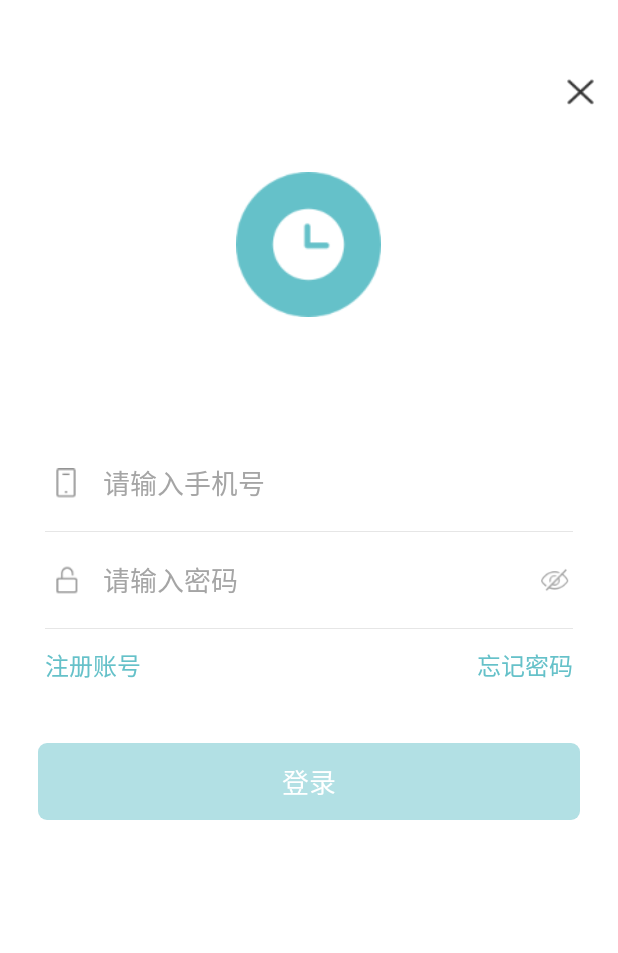
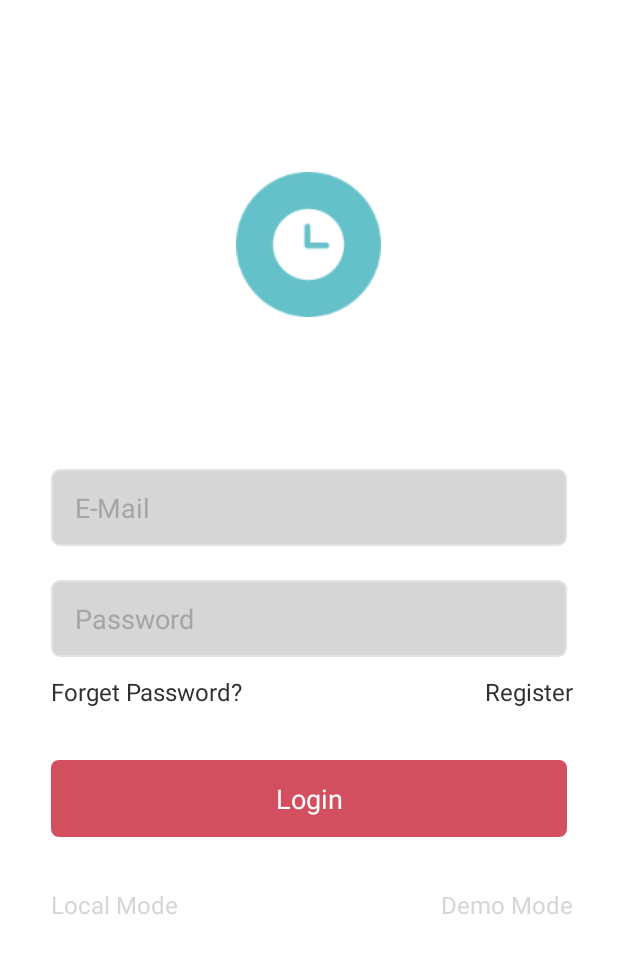
Before and after one commit to daxiaaaaaaaaaaaaa/powerstation, an Android app: the screen it shows after launch (LoginActivity), on a phone screen of 412 x 824 dp. Shown: the top 953 px of the screen. Run offline under Robolectric (Android 15) with nearby library versions, the phone set to English and light mode, and no system bars; libraries missing offline, so code that uses them is left out: cn.jpush.android, com.baidu.location, com.baidu.mapapi, com.lljjcoder.citywheel, com.lljjcoder.style and 4 more; network calls fail; pictures from the network do not load; 6 statements that could not run were skipped.

Commit message:
忘记密码界面 登陆界面 个人中心（这个写在activity 应该在fragment的）

```diff
--- a/app/src/main/AndroidManifest.xml
+++ b/app/src/main/AndroidManifest.xml
@@ -67,7 +67,9 @@
         android:roundIcon="@mipmap/ic_launcher_round"
         android:supportsRtl="true"
         android:theme="@style/AppTheme">
-        <activity android:name=".modul.activity.BaseMainActivity"></activity>
+        <activity android:name=".modul.activity.UserInfoActivity"></activity>
+        <activity android:name=".modul.activity.ForgetPasswordActivity" />
+        <activity android:name=".modul.activity.BaseMainActivity" />
         <activity android:name=".modul.activity.AddESSActivity" />
         <activity android:name=".modul.activity.RegistActivity" />
         <activity
--- a/app/src/main/java/com/jilian/powerstation/modul/activity/LoginActivity.java
+++ b/app/src/main/java/com/jilian/powerstation/modul/activity/LoginActivity.java
@@ -35,8 +35,8 @@ public class LoginActivity extends CommonActivity {
     private RelativeLayout rlCancel;
     private ClearEditText etPhone;
     private ClearEditText etPwd;
-    private RelativeLayout rlEye;
-    private ImageView ivEye;
+//    private RelativeLayout rlEye;
+//    private ImageView ivEye;
     private TextView tvLoginRegister;
     private TextView tvLoginForgetPwd;
     private TextView tvLogin;
@@ -71,8 +71,8 @@ public class LoginActivity extends CommonActivity {
         rlCancel = (RelativeLayout) findViewById(R.id.rl_cancel);
         etPhone = (ClearEditText) findViewById(R.id.et_phone);
         etPwd = (ClearEditText) findViewById(R.id.et_pwd);
-        rlEye = (RelativeLayout) findViewById(R.id.rl_eye);
-        ivEye = (ImageView) findViewById(R.id.iv_eye);
+//        rlEye = (RelativeLayout) findViewById(R.id.rl_eye);
+//        ivEye = (ImageView) findViewById(R.id.iv_eye);
         tvLoginRegister = (TextView) findViewById(R.id.tv_login_register);
         tvLoginForgetPwd = (TextView) findViewById(R.id.tv_login_forget_pwd);
         tvLogin = (TextView) findViewById(R.id.tv_login);
@@ -151,24 +151,24 @@ public class LoginActivity extends CommonActivity {
             }
         });
 
-        rlEye.setOnClickListener(new View.OnClickListener() {
-            @Override
-            public void onClick(View v) {
-                if (!mbDisplayFlg) {
-                    // display password text, for example "123456"
-                    etPwd.setTransformationMethod(HideReturnsTransformationMethod.getInstance());
-                    ivEye.setImageResource(R.drawable.image_login_open);
-                } else {
-                    // hide password, display "."
-                    etPwd.setTransformationMethod(PasswordTransformationMethod.getInstance());
-                    ivEye.setImageResource(R.drawable.image_login_close);
-                }
-                etPwd.setSelection(etPwd.getText().toString().length());//将光标移至文字末尾
-                mbDisplayFlg = !mbDisplayFlg;
-                etPwd.postInvalidate();
-
-            }
-        });
+//        rlEye.setOnClickListener(new View.OnClickListener() {
+//            @Override
+//            public void onClick(View v) {
+//                if (!mbDisplayFlg) {
+//                    // display password text, for example "123456"
+//                    etPwd.setTransformationMethod(HideReturnsTransformationMethod.getInstance());
+//                    ivEye.setImageResource(R.drawable.image_login_open);
+//                } else {
+//                    // hide password, display "."
+//                    etPwd.setTransformationMethod(PasswordTransformationMethod.getInstance());
+//                    ivEye.setImageResource(R.drawable.image_login_close);
+//                }
+//                etPwd.setSelection(etPwd.getText().toString().length());//将光标移至文字末尾
+//                mbDisplayFlg = !mbDisplayFlg;
+//                etPwd.postInvalidate();
+//
+//            }
+//        });
 
         tvLoginForgetPwd.setOnClickListener(new View.OnClickListener() {
             @Override
--- a/app/src/main/res/drawable/shape_btn_dark.xml
+++ b/app/src/main/res/drawable/shape_btn_dark.xml
@@ -1,5 +1,5 @@
 <?xml version="1.0" encoding="utf-8"?>
 <shape xmlns:android="http://schemas.android.com/apk/res/android" >
-    <corners android:radius="6dp"/>
+    <corners android:radius="5dp"/>
 	<solid android:color="@color/color_btn_deful"/>
 </shape>
--- a/app/src/main/res/layout/activity_login.xml
+++ b/app/src/main/res/layout/activity_login.xml
@@ -3,8 +3,8 @@
     android:layout_width="match_parent"
     android:layout_height="match_parent"
     android:background="@color/color_white"
-              android:paddingTop="36dp"
-              android:orientation="vertical">
+    android:orientation="vertical"
+    android:paddingTop="36dp">
 
     <RelativeLayout
 
@@ -16,20 +16,21 @@
             android:layout_width="@dimen/widget_size_85"
             android:layout_height="@dimen/widget_size_85"
             android:layout_centerInParent="true"
-            android:src="@drawable/image_login_logo"/>
+            android:src="@drawable/image_login_logo" />
 
         <RelativeLayout
-            android:layout_alignParentRight="true"
             android:id="@+id/rl_cancel"
             android:layout_width="50dp"
-            android:layout_height="50dp">
+            android:layout_height="50dp"
+            android:layout_alignParentRight="true"
+            android:visibility="gone">
 
             <ImageView
 
                 android:layout_width="@dimen/widget_size_16"
                 android:layout_height="@dimen/widget_size_16"
                 android:layout_centerInParent="true"
-                android:background="@drawable/image_close"/>
+                android:background="@drawable/image_close" />
         </RelativeLayout>
     </RelativeLayout>
 
@@ -40,140 +41,79 @@
         android:orientation="vertical">
 
 
-        <LinearLayout
-            android:layout_width="match_parent"
-            android:layout_height="@dimen/widget_size_56">
-
-            <ImageView
-                android:layout_width="@dimen/widget_size_15"
-                android:layout_height="@dimen/widget_size_20"
-                android:layout_gravity="center_vertical"
-                android:layout_marginLeft="35dp"
-                android:src="@drawable/image_login_phone"/>
-
         <com.jilian.powerstation.views.ClearEditText
             android:id="@+id/et_phone"
-                android:layout_width="0dp"
-                android:layout_height="match_parent"
-                android:layout_marginLeft="16dp"
-                android:layout_weight="4"
-                android:background="@null"
-                android:hint="请输入手机号"
-                android:inputType="number"
-                android:maxLength="11"
-                android:textColorHint="@color/color_text_hint"
-                android:textColor="@color/color_text"
-                android:textSize="@dimen/font_size_16"/>
-
-            <RelativeLayout
-
-                android:layout_width="0dp"
-                android:layout_height="match_parent"
-                android:layout_weight="1">
-
-
-            </RelativeLayout>
-        </LinearLayout>
-        <View
-            android:layout_width="match_parent"
-            android:layout_height="1px"
-            android:layout_marginLeft="30dp"
-            android:layout_marginRight="30dp"
-            android:background="@color/color_line"/>
-
-        <LinearLayout
-            android:layout_width="match_parent"
-            android:layout_height="@dimen/widget_size_56">
-
-            <ImageView
-                android:layout_width="@dimen/widget_size_15"
-                android:layout_height="@dimen/widget_size_20"
-                android:layout_gravity="center_vertical"
-                android:layout_marginLeft="35dp"
-                android:src="@drawable/image_login_pwd"/>
+            style="@style/LoginDefult"
+            android:hint="@string/string_email"
+            android:maxLength="11" />
 
         <com.jilian.powerstation.views.ClearEditText
             android:id="@+id/et_pwd"
-                android:layout_width="0dp"
-                android:layout_height="match_parent"
-                android:layout_marginLeft="16dp"
-                android:layout_weight="4"
-                android:background="@null"
-                android:hint="请输入密码"
-                android:inputType="textPassword"
-                android:textColorHint="@color/color_text_hint"
-                android:textColor="@color/color_text"
-                android:textSize="@dimen/font_size_16"/>
-
-            <RelativeLayout
-                android:id="@+id/rl_eye"
-                android:layout_width="0dp"
-                android:layout_height="match_parent"
-                android:layout_weight="1">
-
-                <ImageView
-                    android:layout_marginRight="30dp"
-                    android:layout_alignParentRight="true"
-                    android:id="@+id/iv_eye"
-                    android:layout_width="@dimen/widget_size_21"
-                    android:layout_height="@dimen/widget_size_14"
-                    android:layout_centerVertical="true"
-                    android:src="@drawable/image_login_close"/>
-            </RelativeLayout>
-        </LinearLayout>
-
-        <View
-            android:layout_width="match_parent"
-            android:layout_height="1px"
-            android:layout_marginLeft="30dp"
-            android:layout_marginRight="30dp"
-            android:background="@color/color_line"/>
+            style="@style/LoginDefult"
+            android:hint="@string/login_password"
+            android:inputType="textPassword" />
 
         <RelativeLayout
             android:layout_width="match_parent"
             android:layout_height="wrap_content">
+
+            <TextView
+                android:id="@+id/tv_login_forget_pwd"
+                android:layout_width="wrap_content"
+                android:layout_height="wrap_content"
+                android:layout_marginLeft="@dimen/widget_size_30"
+                android:layout_marginTop="12dp"
+                android:layout_marginBottom="12dp"
+                android:text="@string/login_forgot_pwd"
+                android:textColor="@color/color_black"
+                android:textSize="@dimen/font_size_14" />
+
             <TextView
                 android:id="@+id/tv_login_register"
                 android:layout_width="wrap_content"
                 android:layout_height="wrap_content"
+                android:layout_alignParentRight="true"
+                android:layout_marginTop="12dp"
+                android:layout_marginRight="30dp"
                 android:layout_marginBottom="12dp"
-                android:layout_marginLeft="30dp"
-                android:layout_marginTop="12dp"
-                android:text="注册账号"
-                android:textColor="#65c1c9"
-                android:textSize="@dimen/font_size_14"/>
-            <TextView
-                android:id="@+id/tv_login_forget_pwd"
-                android:layout_width="wrap_content"
-                android:layout_height="wrap_content"
-                android:layout_alignParentRight="true"
-                android:layout_marginBottom="12dp"
-                android:layout_marginRight="30dp"
-                android:layout_marginTop="12dp"
-                android:text="忘记密码"
-                android:textColor="#65c1c9"
-                android:textSize="@dimen/font_size_14"/>
+                android:text="@string/login_register"
+                android:textColor="@color/color_black"
+                android:textSize="@dimen/font_size_14" />
         </RelativeLayout>
 
         <TextView
             android:id="@+id/tv_login"
+            style="@style/LoginBtton"
+            android:enabled="false"
+            android:text="@string/login_submit"/>
+
+        <RelativeLayout
             android:layout_width="match_parent"
-            android:layout_height="@dimen/widget_size_45"
-            android:layout_centerHorizontal="true"
-            android:layout_marginLeft="25dp"
-            android:layout_marginTop="28dp"
-            android:layout_marginRight="25dp"
-            android:background="@drawable/shape_btn_login_dark"
-            android:enabled="false"
-            android:gravity="center"
-            android:text="登录"
-            android:textColor="@color/color_white"
-            android:textSize="@dimen/font_size_16" />
+            android:layout_height="wrap_content"
+            android:layout_marginTop="@dimen/widget_size_30">
 
+            <TextView
+                android:id="@+id/login_local_mode"
+                android:layout_width="wrap_content"
+                android:layout_height="wrap_content"
+                android:layout_marginLeft="@dimen/widget_size_30"
+                android:layout_marginBottom="12dp"
+                android:text="@string/login_local_mode"
+                android:textColor="@color/liji_c_blue"
+                android:textSize="@dimen/font_size_14" />
 
-
+            <TextView
+                android:id="@+id/login_demo_mode"
+                android:layout_width="wrap_content"
+                android:layout_height="wrap_content"
+                android:layout_alignParentRight="true"
+                android:layout_marginRight="30dp"
+                android:layout_marginBottom="12dp"
+                android:text="@string/login_demo_mode"
+                android:textColor="@color/liji_c_blue"
+                android:textSize="@dimen/font_size_14" />
+        </RelativeLayout>
+    </LinearLayout>
 
 
 </LinearLayout>
-
-</LinearLayout>
--- a/app/src/main/res/layout/activity_regist.xml
+++ b/app/src/main/res/layout/activity_regist.xml
@@ -17,7 +17,7 @@
     <EditText
 
         style="@style/RegistDefult"
-        android:hint="@string/regist_email" />
+        android:hint="@string/string_email" />
 
     <LinearLayout style="@style/RegistDefult">
 
@@ -26,13 +26,13 @@
             android:layout_height="@dimen/widget_size_43"
             android:layout_weight="1"
             android:background="@color/white"
-            android:hint="@string/regist_code" />
+            android:hint="@string/string_verification_code" />
 
         <TextView
             android:layout_width="100dp"
             android:layout_height="match_parent"
             android:gravity="center"
-            android:text="@string/regist_get_code"
+            android:text="@string/string_get_code"
             android:textColor="@color/liji_c_blue" />
     </LinearLayout>
 
--- a/app/src/main/res/values/strings.xml
+++ b/app/src/main/res/values/strings.xml
@@ -5,12 +5,27 @@
     <string name="error_phone">手机号码格式不正确</string>
     <string name="error_pwd"> 您设置的密码过于简单，请重新输入</string>
 
+    <string name="string_email">E-Mail</string>
+    <string name="string_verification_code">Verification code</string>
+    <string name="string_get_code">Get the code</string>
+    <string name="string_next">Next</string>
+
+
+    <!--RegistActivity-->
     <string name="regist">Create account</string>
     <string name="regist_username">User Name</string>
-    <string name="regist_email">E-Mail</string>
-    <string name="regist_code">Verification code</string>
-    <string name="regist_get_code">Get the code</string>
     <string name="regist_enter_pwd">Enter password</string>
     <string name="regist_confirm_pwd">Confirm password</string>
 
+    <!--LoginActivity-->
+    <string name="login_submit">Login</string>
+    <string name="login_password">Password</string>
+    <string name="login_forgot_pwd">Forget Password?</string>
+    <string name="login_register">Register</string>
+    <string name="login_demo_mode">Demo Mode</string>
+    <string name="login_local_mode">Local Mode</string>
+    <!--ForgetPasswordActivity-->
+    <string name="forget_password_reset">Reset password</string>
+    <string name="forget_password_enter">New password</string>
+    <string name="forget_password_confirm">Confirm new password</string>
 </resources>
--- a/app/src/main/res/values/view_style.xml
+++ b/app/src/main/res/values/view_style.xml
@@ -7,9 +7,12 @@
         <item name="android:gravity">center_vertical</item>
         <item name="android:layout_height">@dimen/widget_size_45</item>
         <item name="android:background">@drawable/shape_e3e3e3_dark_5</item>
+        <item name="android:textColor">@color/color_text</item>
+        <item name="android:textSize">@dimen/font_size_16</item>
+        <item name="android:textColorHint">@color/color_text_hint</item>
     </style>
-    <!--注册界面-->
 
+    <!--按钮默认样式-->
     <style name="ButtonDefult" parent="EtitTextDefult">
         <item name="android:layout_marginLeft">@dimen/widget_size_30</item>
         <item name="android:layout_marginRight">@dimen/widget_size_30</item>
@@ -19,12 +22,30 @@
         <item name="android:gravity">center</item>
     </style>
 
-    <!--注册界面-->
-    <style name="RegistDefult" parent="EtitTextDefult">
+    <!--分割线-->
+    <style name="LineHorizontal">
+        <item name="android:layout_width">match_parent</item>
+        <item name="android:layout_height">0.8dp</item>
+        <item name="android:background">@color/color_line</item>
+    </style>
+
+    <style name="LineVertical">
+        <item name="android:layout_width">wrap_content</item>
+        <item name="android:textSize">10sp</item>
+        <item name="android:gravity">center_vertical</item>
+    </style>
+
+    <!--默认带有间距-->
+    <style name="EtitTextMargin" parent="EtitTextDefult">
         <item name="android:layout_marginLeft">@dimen/widget_size_30</item>
         <item name="android:layout_marginRight">@dimen/widget_size_30</item>
         <item name="android:layout_marginTop">@dimen/widget_size_20</item>
     </style>
+
+    <!-- *************************************************  -->
+
+    <!--注册界面-->
+    <style name="RegistDefult" parent="EtitTextMargin"></style>
 
     <!--分我的电站item-->
     <style name="ItemPowerStationKey">
@@ -33,6 +54,7 @@
         <item name="android:gravity">center_vertical</item>
         <item name="android:layout_height">20dp</item>
     </style>
+
     <style name="ItemPowerStationMsg">
         <item name="android:layout_width">wrap_content</item>
         <item name="android:textSize">10sp</item>
@@ -41,16 +63,26 @@
         <item name="android:layout_height">20dp</item>
     </style>
 
-    <!--分割线-->
-    <style name="LineHorizontal">
+    <!--登陆界面-->
+    <style name="LoginDefult" parent="EtitTextMargin"></style>
+
+    <style name="LoginBtton" parent="ButtonDefult">
+        <item name="android:layout_marginLeft">@dimen/widget_size_30</item>
+        <item name="android:layout_marginRight">@dimen/widget_size_30</item>
+        <item name="android:layout_marginTop">@dimen/widget_size_20</item>
+    </style>
+
+    <!---->
+
+    <style name="UserInfoText">
         <item name="android:layout_width">match_parent</item>
-        <item name="android:layout_height">0.8dp</item>
-        <item name="android:background">@color/color_line</item>
-    </style>
-    <style name="LineVertical">
-        <item name="android:layout_width">wrap_content</item>
-        <item name="android:textSize">10sp</item>
+        <item name="android:layout_height">@dimen/widget_size_45</item>
+        <item name="android:drawableRight">@drawable/ic_keyboard_arrow_right_black_24dp</item>
+        <item name="android:drawablePadding">@dimen/widget_size_16</item>
+        <item name="android:paddingLeft">@dimen/widget_size_16</item>
+        <item name="android:paddingRight">@dimen/widget_size_8</item>
+        <item name="android:textSize">@dimen/font_size_16</item>
+        <item name="android:textColor">@color/color_black</item>
         <item name="android:gravity">center_vertical</item>
     </style>
-
 </resources>
```
Also changed, not shown: app/build.gradle (+17 -20 lines), app/src/main/java/com/jilian/powerstation/modul/activity/ForgetPasswordActivity.java (added, +35 -0 lines), app/src/main/java/com/jilian/powerstation/modul/activity/UserInfoActivity.java (added, +35 -0 lines), app/src/main/res/drawable/ic_keyboard_arrow_right_black_24dp.xml (added, +10 -0 lines), app/src/main/res/layout/activity_forget_password.xml (added, +68 -0 lines), app/src/main/res/layout/activity_user_info.xml (added, +110 -0 lines). Lines whose indentation alone changed are shown as unchanged.
